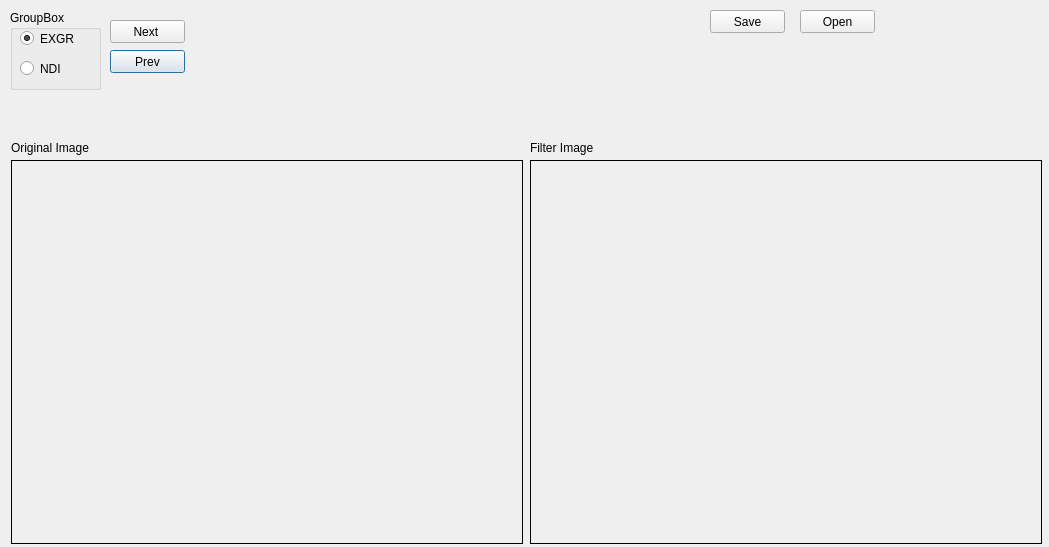
Qt form main.ui (zaher88abd/Segmenter) before a commit.
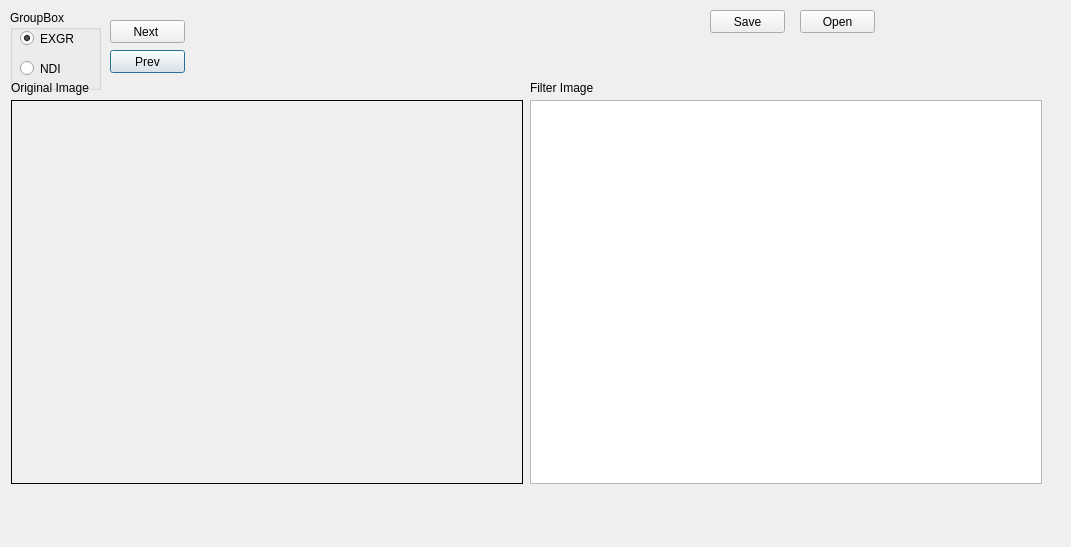
The same form after that commit.

```diff
--- a/main.ui
+++ b/main.ui
@@ -6,7 +6,7 @@
    <rect>
     <x>0</x>
     <y>0</y>
-    <width>1049</width>
+    <width>1071</width>
     <height>547</height>
    </rect>
   </property>
@@ -30,7 +30,7 @@
    <property name="geometry">
     <rect>
      <x>11</x>
-     <y>160</y>
+     <y>100</y>
      <width>512</width>
      <height>384</height>
     </rect>
@@ -49,7 +49,7 @@
    <property name="geometry">
     <rect>
      <x>11</x>
-     <y>140</y>
+     <y>80</y>
      <width>81</width>
      <height>16</height>
     </rect>
@@ -62,7 +62,7 @@
    <property name="geometry">
     <rect>
      <x>530</x>
-     <y>140</y>
+     <y>80</y>
      <width>81</width>
      <height>16</height>
     </rect>
@@ -71,25 +71,6 @@
     <string>Filter Image</string>
    </property>
   </widget>
-  <widget class="QLabel" name="filImg">
-   <property name="geometry">
-    <rect>
-     <x>530</x>
-     <y>160</y>
-     <width>512</width>
-     <height>384</height>
-    </rect>
-   </property>
-   <property name="frameShape">
-    <enum>QFrame::Box</enum>
-   </property>
-   <property name="text">
-    <string/>
-   </property>
-   <property name="textFormat">
-    <enum>Qt::AutoText</enum>
-   </property>
-  </widget>
   <widget class="QGroupBox" name="groupBox">
    <property name="geometry">
     <rect>
@@ -171,6 +152,16 @@
     <string>Open</string>
    </property>
   </widget>
+  <widget class="QGraphicsView" name="f_view">
+   <property name="geometry">
+    <rect>
+     <x>530</x>
+     <y>100</y>
+     <width>512</width>
+     <height>384</height>
+    </rect>
+   </property>
+  </widget>
  </widget>
  <resources/>
  <connections/>
```
Left out of the diff: 4 changed lines with no effect on the pictures.
